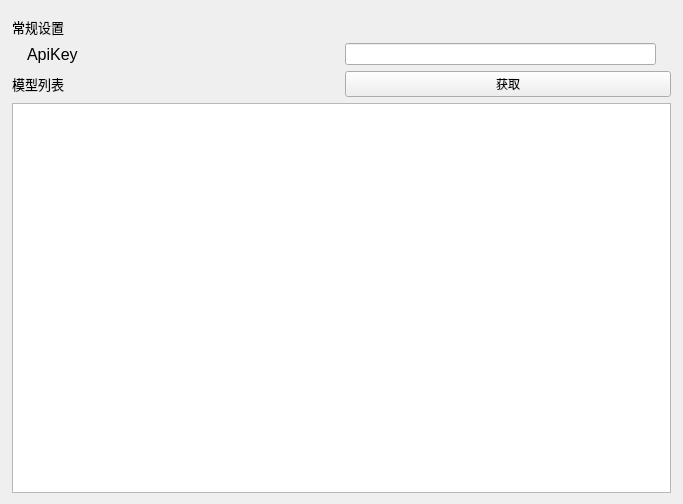
Above: windows/setting/child/settingchild_llm.ui from Zao-chen/ZcChat2 before the change. Below: the same form after it.
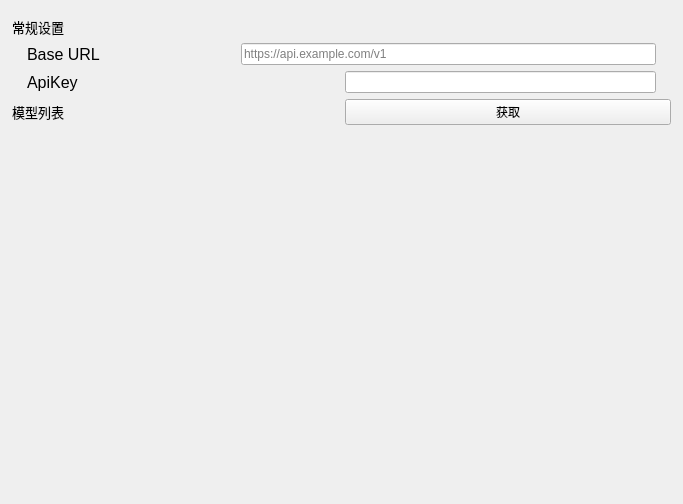
That is the form after the change. The open tabs and pages were chosen to show the change. Custom widgets are drawn as their Qt base class.

The edit to the form file:
```diff
--- a/windows/setting/child/settingchild_llm.ui
+++ b/windows/setting/child/settingchild_llm.ui
@@ -219,6 +219,46 @@
          </property>
         </widget>
        </item>
+        <item>
+         <widget class="ElaScrollPageArea" name="widget_BaseUrl" native="true">
+          <property name="visible">
+           <bool>false</bool>
+          </property>
+          <layout class="QHBoxLayout" name="horizontalLayout_3" stretch="1,2">
+           <property name="leftMargin">
+            <number>15</number>
+           </property>
+           <property name="topMargin">
+            <number>0</number>
+           </property>
+           <property name="rightMargin">
+            <number>15</number>
+           </property>
+           <property name="bottomMargin">
+            <number>0</number>
+           </property>
+           <item>
+            <widget class="ElaText" name="label_5">
+             <property name="font">
+              <font>
+               <pointsize>12</pointsize>
+              </font>
+             </property>
+             <property name="text">
+              <string>Base URL</string>
+             </property>
+            </widget>
+           </item>
+           <item>
+            <widget class="ElaLineEdit" name="lineEdit_BaseUrl">
+             <property name="placeholderText">
+              <string>https://api.example.com/v1</string>
+             </property>
+            </widget>
+           </item>
+          </layout>
+         </widget>
+        </item>
        <item>
         <widget class="ElaScrollPageArea" name="widget_ApiKey" native="true">
          <layout class="QHBoxLayout" name="horizontalLayout_2" stretch="1,1">
@@ -281,42 +321,46 @@
        <item>
         <widget class="ElaListView" name="listView_ModelList">
          <property name="styleSheet">
-          <string notr="true">/* 去除滚动条的边框和背景 */
+           <string notr="true">QListView {
+    background: transparent;
+    border: none;
+}
+
+QListView::item {
+    padding: 4px 8px;
+    border-radius: 4px;
+}
+
+QListView::item:hover {
+    background: rgba(128, 128, 128, 0.15);
+}
+
+/* 滚动条 */
 QScrollBar:vertical {
-    border: none;              /* 去除边框 */
-    background: transparent;   /* 背景透明 */
-    width: 8px;                /* 设置滚动条的宽度 */
+    border: none;
+    background: transparent;
+    width: 8px;
 }
 
 QScrollBar::handle:vertical {
-    background: rgba(136, 136, 136, 0.5);
+    background: rgba(128, 128, 128, 0.4);
     border-radius: 4px;
 }
 
-
-/* 滑块悬停时的颜色变化 */
 QScrollBar::handle:vertical:hover {
     background: rgba(136, 136, 136, 0.8);  /* 滑块悬停时的颜色 */
 }
 
-/* 去除滚动条上下箭头按钮 */
 QScrollBar::add-line:vertical, QScrollBar::sub-line:vertical {
-    background: transparent; /* 去除上下箭头 */
-    border: none;             /* 去除箭头边框 */
-    height: 0px;              /* 强制去除箭头按钮 */
+    background: transparent;
+    border: none;
+    height: 0px;
 }
 
-/* 滚动条轨道样式 */
 QScrollBar::groove:vertical {
-    background: transparent;   /* 设置轨道背景为透明 */
-    border: none;               /* 去除轨道的边框 */
-    width: 8px;                 /* 设置轨道的宽度 */
-}
-
-/* 设置滚动条范围变化时的显示效果 */
-QScrollBar:vertical:disabled {
-    background: transparent;  /* 禁用时的背景色透明 */
-    border: none;              /* 禁用时的边框 */
+    background: transparent;
+    border: none;
+    width: 8px;
 }
 </string>
          </property>
```
Left out of the diff: 70 changed lines with no effect on the pictures. Lines whose indentation alone changed are shown as unchanged.
